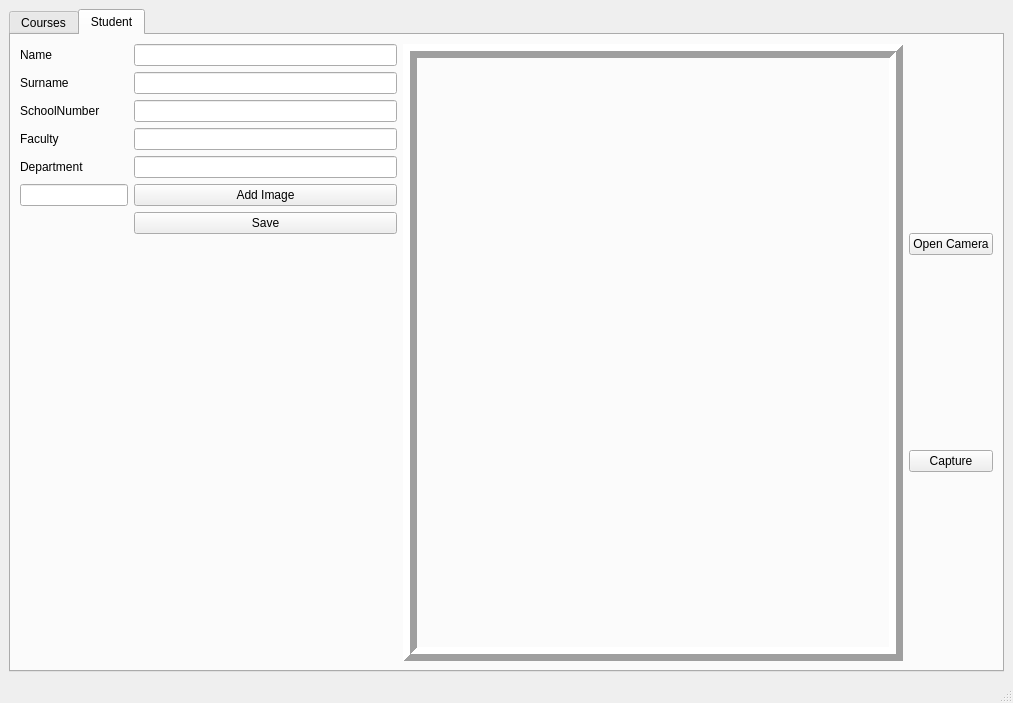
First picture: the form in ui/App.ui, repository fatihsezgin/FaceRecognition, before the edit.
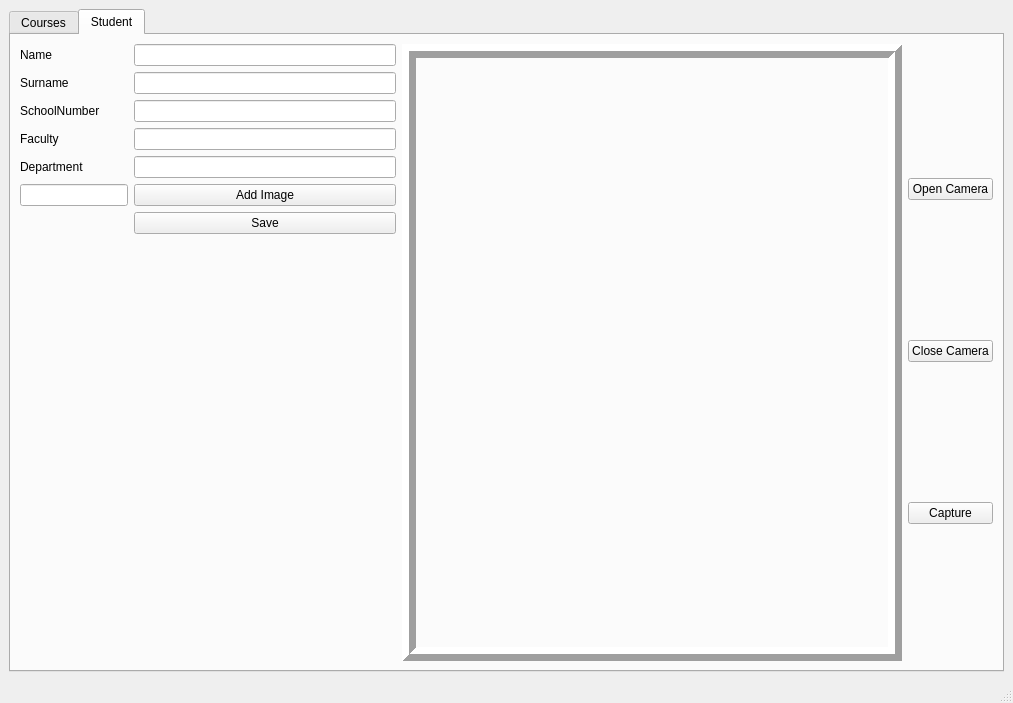
Second picture: the form after the edit. The open tabs and pages were chosen to show the change.

```diff
--- a/ui/App.ui
+++ b/ui/App.ui
@@ -267,6 +267,13 @@
                 </property>
                </widget>
               </item>
+              <item>
+               <widget class="QPushButton" name="buttonCloseCamera">
+                <property name="text">
+                 <string>Close Camera</string>
+                </property>
+               </widget>
+              </item>
               <item>
                <widget class="QPushButton" name="buttonCapture">
                 <property name="text">
```
Left out of the diff: 3 changed lines with no effect on the pictures.
